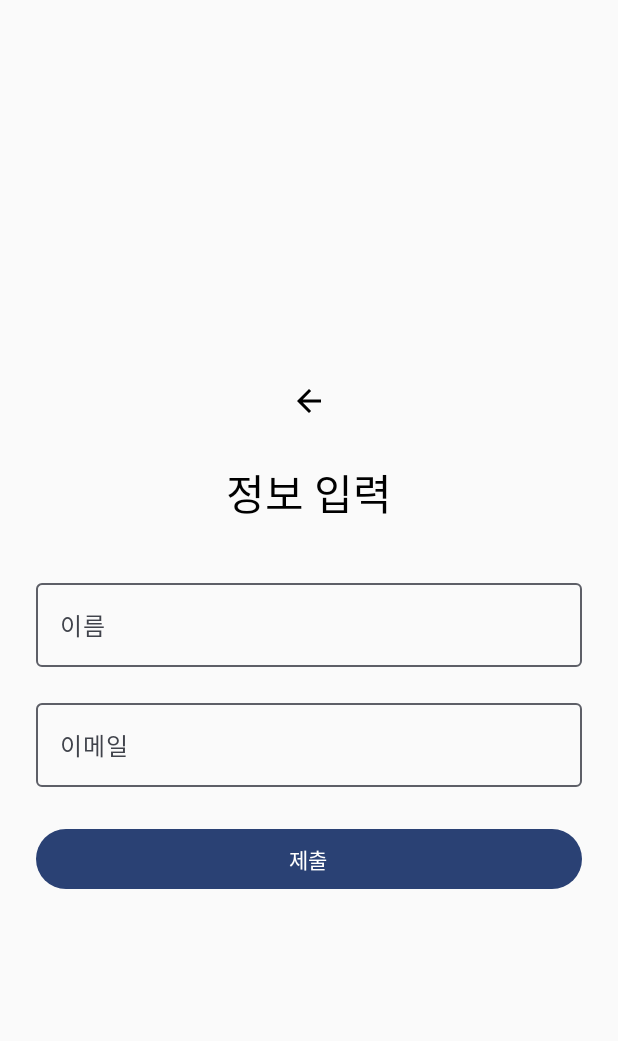
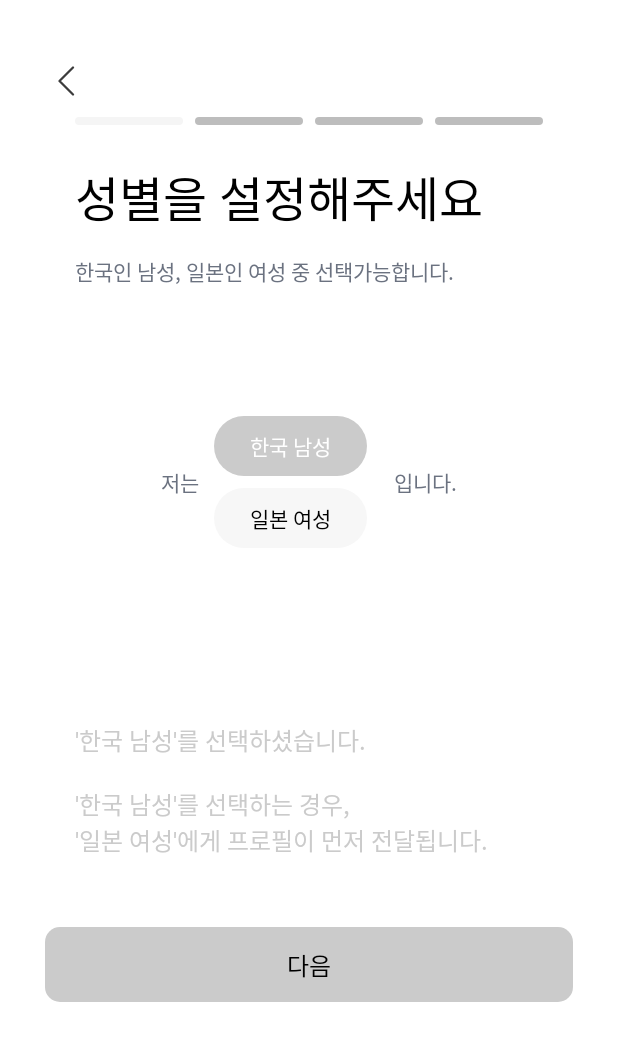
Before and after one commit to ApptiveDev/JapanGirlKoreanBoy, an Android app built with Jetpack Compose: the RequiredInfoScreen screen opened through its navigation route, on a phone screen of 412 x 824 dp. Shown: the top 1041 px of the screen. Run offline under Robolectric (Android 15) with nearby library versions, the phone set to English and light mode, and no system bars; our stand-ins replace Firebase (no records; nobody signed in at launch, a user with empty details on screens opened directly); Roboto replaces fonts that are not available here.

Commit message:
[Feat] 필수정보 입력 UI 추가 (#10)

```diff
--- /dev/null
+++ b/frontend/app/src/main/java/com/apptive/japkor/ui/components/StepIndicator.kt
@@ -0,0 +1,53 @@
+package com.apptive.japkor.ui.components
+
+import androidx.compose.foundation.background
+import androidx.compose.foundation.layout.Arrangement
+import androidx.compose.foundation.layout.Box
+import androidx.compose.foundation.layout.Row
+import androidx.compose.foundation.layout.fillMaxWidth
+import androidx.compose.foundation.layout.height
+import androidx.compose.foundation.layout.padding
+import androidx.compose.runtime.Composable
+import androidx.compose.ui.Modifier
+import androidx.compose.ui.graphics.Color
+import androidx.compose.ui.unit.dp
+
+// 회색 팔레트
+private val Gray100 = Color(0xFFF5F5F5)
+private val Gray400 = Color(0xFFBDBDBD)
+
+/**
+ * 4단계 가로 스텝 인디케이터
+ * - 총 막대 수: 4 (기본값)
+ * - 막대 두께: 3dp
+ * - 현재 단계: Gray100, 나머지: Gray400
+ * - currentStep는 1..totalSteps 범위로 클램핑됨
+ */
+@Composable
+fun StepIndicator(
+    modifier: Modifier = Modifier,
+    currentStep: Int,
+    totalSteps: Int = 4,
+    activeColor: Color = Gray100,
+    inactiveColor: Color = Gray400,
+) {
+    val clampedIndex = currentStep.coerceIn(1, totalSteps) - 1
+    Row(
+        modifier = modifier
+            .fillMaxWidth()
+            .padding(horizontal = 50.dp),
+        horizontalArrangement = Arrangement.spacedBy(8.dp)
+    ) {
+        repeat(totalSteps) { index ->
+            Box(
+                modifier = Modifier
+                    .weight(1f)
+                    .height(5.dp)
+                    .background(
+                        color = if (index == clampedIndex) activeColor else inactiveColor,
+                        shape = androidx.compose.foundation.shape.RoundedCornerShape(8.dp)
+                    )
+            )
+        }
+    }
+}
--- /dev/null
+++ b/frontend/app/src/main/java/com/apptive/japkor/ui/components/requiredinfo/Step1Content.kt
@@ -0,0 +1,94 @@
+package com.apptive.japkor.ui.components.requiredinfo
+
+import androidx.compose.foundation.layout.Arrangement
+import androidx.compose.foundation.layout.Column
+import androidx.compose.foundation.layout.Row
+import androidx.compose.foundation.layout.Spacer
+import androidx.compose.foundation.layout.fillMaxWidth
+import androidx.compose.foundation.layout.height
+import androidx.compose.foundation.layout.padding
+import androidx.compose.foundation.layout.width
+import androidx.compose.material3.Button
+import androidx.compose.material3.ButtonDefaults
+import androidx.compose.runtime.Composable
+import androidx.compose.runtime.MutableState
+import androidx.compose.ui.Alignment
+import androidx.compose.ui.Modifier
+import androidx.compose.ui.graphics.Color
+import androidx.compose.ui.unit.dp
+import androidx.compose.ui.unit.sp
+import com.apptive.japkor.ui.components.CustomText
+import com.apptive.japkor.ui.components.CustomTextType
+import com.apptive.japkor.ui.theme.CustomColor
+
+@Composable
+fun Step1Content(selectedOption: MutableState<String>) {
+    Column(
+        modifier = Modifier
+            .fillMaxWidth()
+            .padding(horizontal = 50.dp),
+        horizontalAlignment = Alignment.Start,
+        verticalArrangement = Arrangement.spacedBy(16.dp)
+    ) {
+        CustomText(
+            text = "성별을 설정해주세요",
+            type = CustomTextType.mainRegularLarge,
+            size = 32.sp
+        )
+        CustomText(
+            text = "한국인 남성, 일본인 여성 중 선택가능합니다.",
+            color = CustomColor.gray400,
+            type = CustomTextType.mainRegularSmall,
+        )
+        Spacer(modifier = Modifier.height(50.dp))
+
+        Row(
+            verticalAlignment = Alignment.CenterVertically,
+            horizontalArrangement = Arrangement.Center,
+            modifier = Modifier.fillMaxWidth()
+        ) {
+            CustomText(
+                text = "저는",
+                color = CustomColor.gray400,
+                type = CustomTextType.mainRegularSmall,
+            )
+            Spacer(modifier = Modifier.width(10.dp))
+            Column {
+                listOf("한국 남성", "일본 여성").forEach { option ->
+                    val isSelected = selectedOption.value == option
+                    Button(
+                        onClick = { selectedOption.value = option },
+                        colors = ButtonDefaults.buttonColors(
+                            containerColor = if (isSelected) CustomColor.gray300 else CustomColor.gray100
+                        ),
+                        modifier = Modifier.padding(end = 8.dp)
+                    ) {
+                        CustomText(
+                            text = option,
+                            color = if (isSelected) Color.White else CustomColor.black,
+                            type = CustomTextType.mainRegularSmall,
+                        )
+                    }
+                }
+            }
+            Spacer(modifier = Modifier.width(10.dp))
+            CustomText(
+                text = "입니다.",
+                color = CustomColor.gray400,
+                type = CustomTextType.mainRegularSmall,
+            )
+        }
+        Spacer(modifier = Modifier.height(80.dp))
+        val selectedText = if (selectedOption.value == "한국 남성") {
+            "'한국 남성'를 선택하셨습니다.\n\n'한국 남성'를 선택하는 경우,\n'일본 여성'에게 프로필이 먼저 전달됩니다."
+        } else {
+            "'일본 여성'를 선택하셨습니다.\n\n'일본 여성'를 선택하는 경우,\n'한국 남성'에게 프로필이 먼저 전달됩니다."
+        }
+        CustomText(
+            text = selectedText,
+            color = CustomColor.gray300,
+            type = CustomTextType.bodyLarge,
+        )
+        Spacer(modifier = Modifier.height(30.dp))
+    }
+}
--- a/frontend/app/src/main/java/com/apptive/japkor/ui/requiredinfo/RequiredInfoScreen.kt
+++ b/frontend/app/src/main/java/com/apptive/japkor/ui/requiredinfo/RequiredInfoScreen.kt
@@ -1,94 +1,163 @@
 package com.apptive.japkor.ui.requiredinfo
 
+import androidx.compose.foundation.Image
+import androidx.compose.foundation.background
 import androidx.compose.foundation.layout.Arrangement
 import androidx.compose.foundation.layout.Column
+import androidx.compose.foundation.layout.Row
 import androidx.compose.foundation.layout.Spacer
+import androidx.compose.foundation.layout.WindowInsets
+import androidx.compose.foundation.layout.asPaddingValues
 import androidx.compose.foundation.layout.fillMaxSize
 import androidx.compose.foundation.layout.fillMaxWidth
 import androidx.compose.foundation.layout.height
 import androidx.compose.foundation.layout.padding
-import androidx.compose.foundation.text.KeyboardOptions
-import androidx.compose.material.icons.Icons
-import androidx.compose.material.icons.automirrored.filled.ArrowBack
+import androidx.compose.foundation.layout.safeDrawing
+import androidx.compose.foundation.shape.RoundedCornerShape
 import androidx.compose.material3.Button
-import androidx.compose.material3.Icon
+import androidx.compose.material3.ButtonDefaults
 import androidx.compose.material3.IconButton
-import androidx.compose.material3.MaterialTheme
-import androidx.compose.material3.OutlinedTextField
-import androidx.compose.material3.Text
 import androidx.compose.runtime.Composable
-import androidx.compose.runtime.getValue
 import androidx.compose.runtime.mutableStateOf
 import androidx.compose.runtime.remember
-import androidx.compose.runtime.setValue
 import androidx.compose.ui.Alignment
 import androidx.compose.ui.Modifier
 import androidx.compose.ui.graphics.Color
-import androidx.compose.ui.text.input.KeyboardType
+import androidx.compose.ui.res.painterResource
 import androidx.compose.ui.unit.dp
 import androidx.navigation.NavController
+import com.apptive.japkor.R
+import com.apptive.japkor.ui.components.CustomText
+import com.apptive.japkor.ui.components.CustomTextType
+import com.apptive.japkor.ui.components.StepIndicator
+import com.apptive.japkor.ui.components.requiredinfo.Step1Content
+import com.apptive.japkor.ui.components.requiredinfo.Step2Content
+import com.apptive.japkor.ui.components.requiredinfo.Step3Content
+import com.apptive.japkor.ui.components.requiredinfo.Step4Content
+import com.apptive.japkor.ui.theme.CustomColor
 
 @Composable
 fun RequiredInfoScreen(
     navController: NavController,
-    onSubmit: (name: String, email: String) -> Unit = { _, _ -> }
+    onSubmit: (name: String, email: String) -> Unit = { _, _ -> },
+    initialStep: Int = 1
 ) {
-    var name by remember { mutableStateOf("") }
-    var email by remember { mutableStateOf("") }
-    var error by remember { mutableStateOf("") }
+    val selectedOption = remember { mutableStateOf("한국 남성") }
+    val currentStep = remember { mutableStateOf(initialStep) }
 
     Column(
         modifier = Modifier
             .fillMaxSize()
-            .padding(24.dp),
-        verticalArrangement = Arrangement.Center,
-        horizontalAlignment = Alignment.CenterHorizontally
+            .background(Color.White)
+            .padding(WindowInsets.safeDrawing.asPaddingValues()),
+        horizontalAlignment = Alignment.Start
+    ) {
+        // 상단 뒤로가기
+        Spacer(modifier = Modifier.height(30.dp))
+        Column(
+            modifier = Modifier
+                .fillMaxWidth(),
+            horizontalAlignment = Alignment.Start
         ) {
             IconButton(
                 onClick = { navController.popBackStack() },
+                modifier = Modifier.padding(horizontal = 20.dp)
+            ) {
+                Image(
+                    painter = painterResource(id = R.drawable.ic_back),
+                    contentDescription = "뒤로가기",
+                )
+            }
+        }
+
+        // 스텝 인디케이터 (4단계, 높이 3dp)
+        StepIndicator(currentStep = currentStep.value)
+        Spacer(modifier = Modifier.height(24.dp))
+
+        // Step에 따른 Body UI
+        when (currentStep.value) {
+            1 -> Step1Content(selectedOption = selectedOption)
+            2 -> Step2Content()
+            3 -> Step3Content()
+            4 -> Step4Content()
+        }
+
+        // 하단 버튼
+        if (currentStep.value == 1) {
+            // Step 1: 다음 버튼만
+            Button(
+                onClick = {
+                    currentStep.value += 1
+                },
                 modifier = Modifier
-                .padding(16.dp)
+                    .fillMaxWidth()
+                    .height(50.dp)
+                    .padding(horizontal = 30.dp),
+                colors = ButtonDefaults.buttonColors(
+                    containerColor = CustomColor.gray300
+                ),
+                shape = RoundedCornerShape(10.dp)
             ) {
-            Icon(
-                imageVector = Icons.AutoMirrored.Filled.ArrowBack,
-                contentDescription = "뒤로가기",
-                tint = Color.Black
+                CustomText(
+                    text = "다음",
+                    type = CustomTextType.bodyLarge,
+                    color = Color.Black
+                )
+            }
+        } else {
+            // Step 2, 3, 4: 이전, 다음/완료 버튼
+            Row(
+                modifier = Modifier
+                    .fillMaxWidth()
+                    .padding(horizontal = 30.dp),
+                horizontalArrangement = Arrangement.spacedBy(16.dp)
+            ) {
+                // 이전 버튼
+                Button(
+                    onClick = {
+                        currentStep.value -= 1
+                    },
+                    modifier = Modifier
+                        .weight(1f)
+                        .height(50.dp),
+                    colors = ButtonDefaults.buttonColors(
+                        containerColor = CustomColor.gray100
+                    ),
+                    shape = RoundedCornerShape(10.dp)
+                ) {
+                    CustomText(
+                        text = "이전",
+                        type = CustomTextType.bodyLarge,
+                        color = CustomColor.black
                     )
                 }
 
-        Text(text = "정보 입력", style = MaterialTheme.typography.headlineMedium)
-        Spacer(modifier = Modifier.height(32.dp))
-        OutlinedTextField(
-            value = name,
-            onValueChange = { name = it },
-            label = { Text("이름") },
-            modifier = Modifier.fillMaxWidth()
-        )
-        Spacer(modifier = Modifier.height(16.dp))
-        OutlinedTextField(
-            value = email,
-            onValueChange = { email = it },
-            label = { Text("이메일") },
-            keyboardOptions = KeyboardOptions(keyboardType = KeyboardType.Email),
-            modifier = Modifier.fillMaxWidth()
-        )
-        Spacer(modifier = Modifier.height(24.dp))
-        if (error.isNotEmpty()) {
-            Text(text = error, color = MaterialTheme.colorScheme.error)
-            Spacer(modifier = Modifier.height(8.dp))
-        }
+                // 다음/완료 버튼
                 Button(
                     onClick = {
-                if (name.isBlank() || email.isBlank()) {
-                    error = "모든 정보를 입력해주세요."
+                        if (currentStep.value < 4) {
+                            currentStep.value += 1
                         } else {
-                    error = ""
-                    onSubmit(name, email)
+                            // 마지막 단계에서 완료 처리
+                            navController.navigate("language") // 다음 화면으로 이동
                         }
                     },
-            modifier = Modifier.fillMaxWidth()
+                    modifier = Modifier
+                        .weight(1f)
+                        .height(50.dp),
+                    colors = ButtonDefaults.buttonColors(
+                        containerColor = CustomColor.gray300
+                    ),
+                    shape = RoundedCornerShape(10.dp)
                 ) {
-            Text("제출")
+                    CustomText(
+                        text = if (currentStep.value < 4) "다음" else "완료",
+                        type = CustomTextType.bodyLarge,
+                        color = Color.Black
+                    )
                 }
             }
         }
+
+    }
+}
```
Also changed, not shown: frontend/app/src/main/java/com/apptive/japkor/ui/components/requiredinfo/Step2Content.kt (added, +47 -0 lines), frontend/app/src/main/java/com/apptive/japkor/ui/components/requiredinfo/Step3Content.kt (added, +47 -0 lines), frontend/app/src/main/java/com/apptive/japkor/ui/components/requiredinfo/Step4Content.kt (added, +47 -0 lines), frontend/app/src/main/java/com/apptive/japkor/ui/login/LoginScreen.kt (+31 -7 lines). Lines whose indentation alone changed are shown as unchanged.
